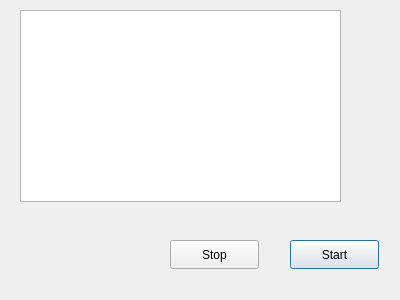
Pratiksha96/MinutesOfMeeting, file gui.ui: the form before one commit.
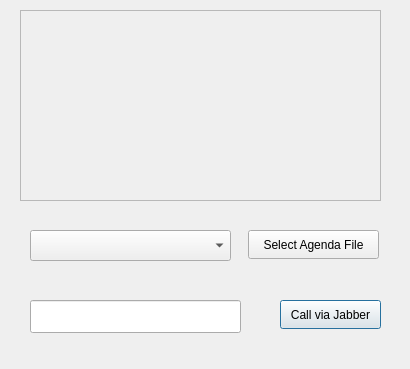
The form after the commit.

What changed in the file:
```diff
--- a/gui.ui
+++ b/gui.ui
@@ -6,47 +6,70 @@
    <rect>
     <x>0</x>
     <y>0</y>
-    <width>400</width>
-    <height>300</height>
+    <width>410</width>
+    <height>369</height>
    </rect>
   </property>
   <property name="windowTitle">
    <string>Dialog</string>
   </property>
-  <widget class="QTextBrowser" name="displayText">
+  <widget class="QTextBrowser" name="statusBox">
+   <property name="enabled">
+    <bool>false</bool>
+   </property>
    <property name="geometry">
     <rect>
      <x>20</x>
      <y>10</y>
-     <width>321</width>
-     <height>192</height>
+     <width>361</width>
+     <height>191</height>
     </rect>
    </property>
   </widget>
   <widget class="QPushButton" name="startButton">
    <property name="geometry">
     <rect>
-     <x>290</x>
-     <y>240</y>
-     <width>89</width>
+     <x>280</x>
+     <y>300</y>
+     <width>101</width>
      <height>29</height>
     </rect>
    </property>
    <property name="text">
-    <string>Start</string>
+    <string>Call via Jabber</string>
    </property>
   </widget>
-  <widget class="QPushButton" name="stopButton">
+  <widget class="QComboBox" name="agendaDropDown">
    <property name="geometry">
     <rect>
-     <x>170</x>
-     <y>240</y>
-     <width>89</width>
+     <x>30</x>
+     <y>230</y>
+     <width>201</width>
+     <height>31</height>
+    </rect>
+   </property>
+  </widget>
+  <widget class="QPushButton" name="selectFileButton">
+   <property name="geometry">
+    <rect>
+     <x>248</x>
+     <y>230</y>
+     <width>131</width>
      <height>29</height>
     </rect>
    </property>
    <property name="text">
-    <string>Stop</string>
+    <string>Select Agenda File</string>
+   </property>
+  </widget>
+  <widget class="QLineEdit" name="phoneNumberEntry">
+   <property name="geometry">
+    <rect>
+     <x>30</x>
+     <y>300</y>
+     <width>211</width>
+     <height>33</height>
+    </rect>
    </property>
   </widget>
  </widget>
```
Left out of the diff: 2 changed lines with no effect on the pictures.
